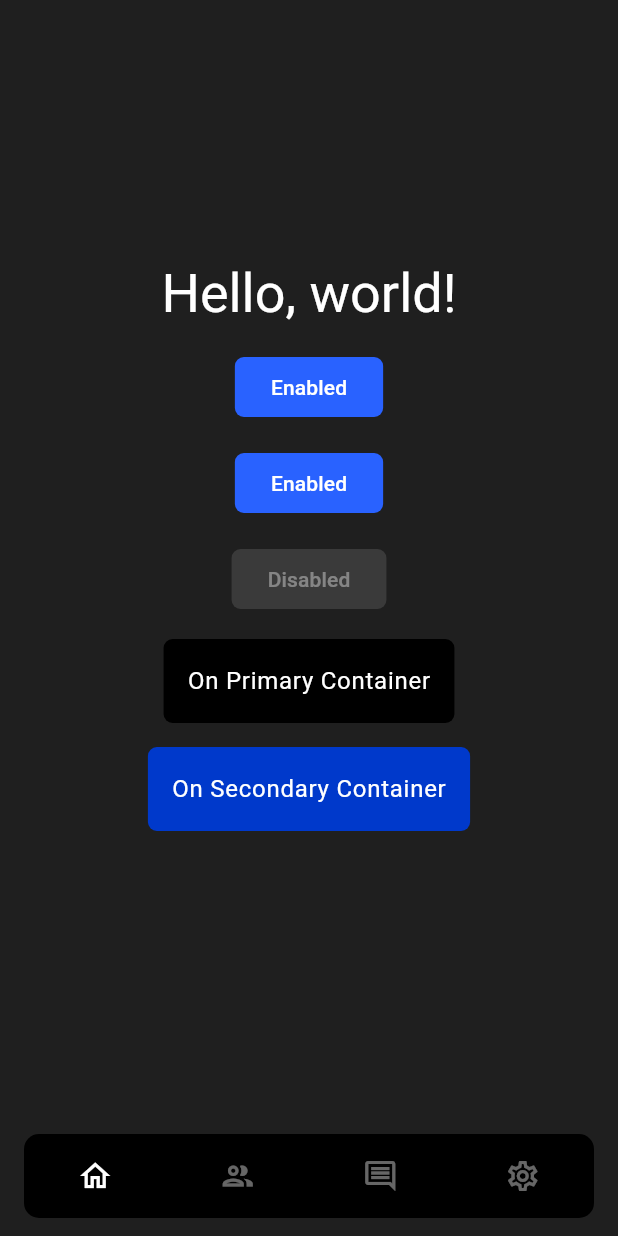
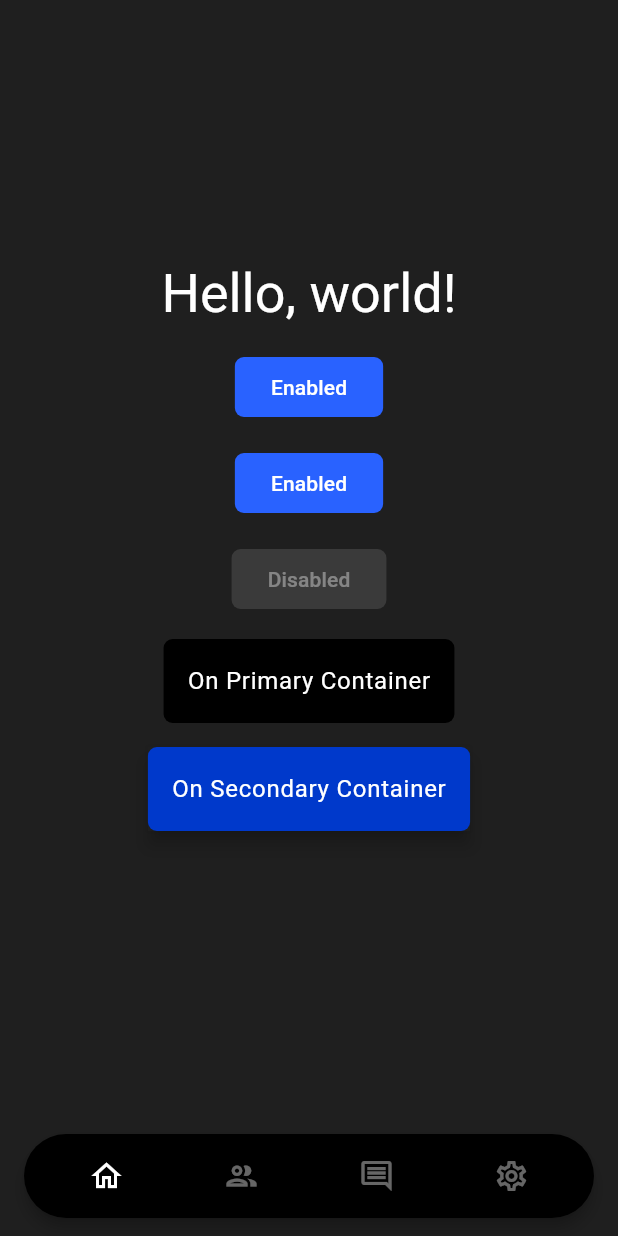
Before and after one commit to Legal-Mentors-Network/frontend, a Flutter app: the screen it shows after launch, on a phone screen of 412 x 824 dp. Run offline on Flutter 3.47's test engine with Material 3 defaults, Android fonts, the phone set to English and light mode, and no system bars; our stand-ins replace flutter_riverpod, go_router.

Commit message:
improve bottom bar look

```diff
--- a/app/lib/common/components/bottom_bar/bottom_bar.dart
+++ b/app/lib/common/components/bottom_bar/bottom_bar.dart
@@ -4,6 +4,7 @@ import 'package:go_router/go_router.dart';
 import 'package:lmn/common/components/bottom_bar/nav_item.dart';
 import 'package:lmn/common/components/bottom_bar/state.dart';
 import 'package:lmn/common/extensions.dart';
+import 'package:lmn/common/theme/constants.dart';
 import 'package:lmn/router/route.dart' as app_route;
 import 'package:lmn/router/routes.dart';
 
@@ -23,12 +24,16 @@ class AppBottomBar extends ConsumerWidget {
     }
 
     return BottomAppBar(
-      elevation: 0.0,
-      child: ClipRRect(
-        borderRadius: BorderRadius.circular(10),
+      child: Material(
+        elevation: xs,
+        borderRadius: BorderRadius.circular(60.0),
         child: Container(
           height: 60,
-          color: context.colors.primaryContainer,
+          padding: const EdgeInsets.symmetric(horizontal: md),
+          decoration: BoxDecoration(
+            color: context.colors.primaryContainer,
+            borderRadius: BorderRadius.circular(60.0),
+          ),
           child: Row(
             children: [
               NavItem(
--- a/app/lib/features/home/home.dart
+++ b/app/lib/features/home/home.dart
@@ -58,7 +58,9 @@ class Home extends StatelessWidget {
 
             const SizedBox(height: lg),
 
-            Container(
+            Material(
+              elevation: 5,
+              child: Container(
                 decoration: BoxDecoration(
                   color: context.colors.secondaryContainer,
                   borderRadius: BorderRadius.circular(radius),
@@ -71,6 +73,7 @@ class Home extends StatelessWidget {
                   ),
                 ),
               ),
+            ),
 
             const SizedBox(height: lg),
           ],
```
Lines whose indentation alone changed are shown as unchanged.
